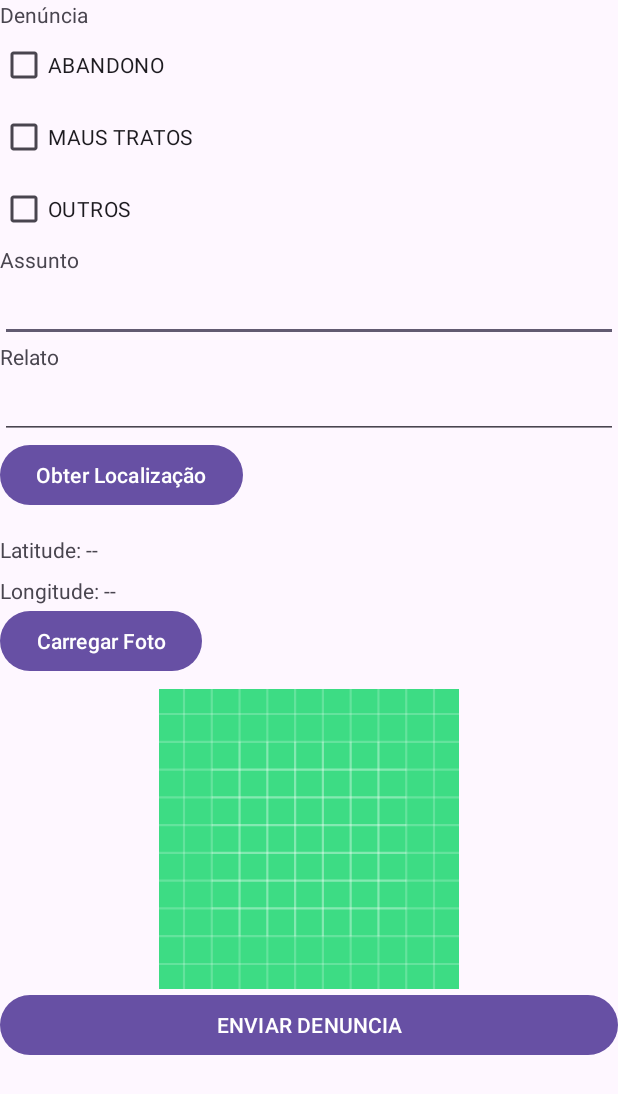
After one commit to thiagocds01/AppSalvaPets, an Android app: the DenunciaActivity screen opened directly, with no data from a screen before it, on a phone screen of 412 x 824 dp. The commit adds this screen. Shown: the top 1094 px of the screen. Run offline under Robolectric (Android 15) with nearby library versions, the phone set to English and light mode, and no system bars.

Commit message:
Denuncia/Main

```diff
--- a/app/build.gradle.kts
+++ b/app/build.gradle.kts
@@ -37,9 +37,11 @@ dependencies {
     implementation(libs.material)
     implementation(libs.activity)
     implementation(libs.constraintlayout)
+    implementation(libs.play.services.maps)
     testImplementation(libs.junit)
     androidTestImplementation(libs.ext.junit)
     androidTestImplementation(libs.espresso.core)
     implementation("com.squareup.retrofit2:retrofit:2.3.0")
     implementation("com.squareup.retrofit2:converter-gson:2.3.0")
+implementation("com.google.android.gms:play-services-location:21.3.0")
 }
--- /dev/null
+++ b/app/src/main/java/com/example/appsalvapets/DenunciaActivity.java
@@ -0,0 +1,253 @@
+package com.example.appsalvapets;
+
+import android.Manifest;
+import android.content.Context;
+import android.content.Intent;
+import android.content.pm.PackageManager;
+import android.graphics.Bitmap;
+import android.location.Location;
+import android.net.Uri;
+import android.os.Bundle;
+import android.provider.MediaStore;
+import android.util.Base64;
+import android.util.Log;
+import android.view.View;
+import android.widget.Button;
+import android.widget.CheckBox;
+import android.widget.ImageView;
+import android.widget.TextView;
+import android.widget.EditText;
+import android.widget.Toast;
+
+import androidx.activity.EdgeToEdge;
+import androidx.annotation.Nullable;
+import androidx.appcompat.app.AppCompatActivity;
+import androidx.core.app.ActivityCompat;
+import androidx.core.graphics.Insets;
+import androidx.core.view.ViewCompat;
+import androidx.core.view.WindowInsetsCompat;
+
+import com.google.android.gms.location.FusedLocationProviderClient;
+import com.google.android.gms.location.LocationCallback;
+import com.google.android.gms.location.LocationRequest;
+import com.google.android.gms.location.LocationResult;
+import com.google.android.gms.location.LocationServices;
+
+import java.io.ByteArrayOutputStream;
+import java.io.IOException;
+
+import retrofit2.Call;
+import retrofit2.Callback;
+import retrofit2.Response;
+import retrofit2.Retrofit;
+import retrofit2.converter.gson.GsonConverterFactory;
+
+public class DenunciaActivity extends AppCompatActivity implements View.OnClickListener {
+
+    public static void startDenunciaActivity(Context context) {
+        Intent intent = new Intent(context, DenunciaActivity.class);
+        context.startActivity(intent);
+    }
+
+
+    private static final int REQUEST_IMAGE_PICK = 1;
+    private EditText editTextTextAssuntoDenuncia, editTextRelatoDenuncia;
+    private TextView textViewLatitude, textViewLongitude;
+    private ImageView imageViewFoto;
+    private CheckBox checkBoxAbandono, checkBoxMausTratos, checkBoxOutros;
+    private Button btnEnviarDenuncia, btnObterLocalizacao, btnCarregarFoto;
+    private Retrofit retrofit;
+    private ServiceDenuncia service;
+    private Context context;
+    private String fotoBase64;
+    private FusedLocationProviderClient fusedLocationProviderClient;
+
+
+
+    @Override
+    protected void onCreate(Bundle savedInstanceState) {
+        super.onCreate(savedInstanceState);
+        EdgeToEdge.enable(this);
+        setContentView(R.layout.activity_denuncia);
+        ViewCompat.setOnApplyWindowInsetsListener(findViewById(R.id.main), (v, insets) -> {
+            Insets systemBars = insets.getInsets(WindowInsetsCompat.Type.systemBars());
+            v.setPadding(systemBars.left, systemBars.top, systemBars.right, systemBars.bottom);
+            return insets;
+        });
+
+
+        editTextTextAssuntoDenuncia = findViewById(R.id.editTextTextAssuntoDenuncia);
+        editTextRelatoDenuncia = findViewById(R.id.editTextRelatoDenuncia);
+        textViewLatitude = findViewById(R.id.TextViewLatitude);
+        textViewLongitude = findViewById(R.id.TextViewLongitude);
+        imageViewFoto = findViewById(R.id.imageViewFotoDenuncia);
+        checkBoxAbandono = findViewById(R.id.checkBoxAbandono);
+        checkBoxMausTratos = findViewById(R.id.checkBoxMausTratos);
+        checkBoxOutros = findViewById(R.id.checkBoxOutros);
+        btnEnviarDenuncia = findViewById(R.id.btnEnviarDenuncia);
+        btnObterLocalizacao = findViewById(R.id.btnObterLocalizacao);
+        btnCarregarFoto = findViewById(R.id.btnCarregarFoto);
+
+        btnEnviarDenuncia.setOnClickListener(this);
+        btnObterLocalizacao.setOnClickListener(this);
+        btnCarregarFoto.setOnClickListener(this);
+
+
+        retrofit = new Retrofit.Builder()
+                .baseUrl("http://172.16.221.124:80/")
+                .addConverterFactory(GsonConverterFactory.create())
+                .build();
+
+        service = retrofit.create(ServiceDenuncia.class);
+        context = this;
+
+
+        fusedLocationProviderClient = LocationServices.getFusedLocationProviderClient(this);
+    }
+
+    @Override
+    public void onClick(View v) {
+        if (v == btnEnviarDenuncia) {
+            enviarDenuncia();
+        } else if (v == btnObterLocalizacao) {
+            obterLocalizacao();
+        } else if (v == btnCarregarFoto) {
+            abrirGaleria();
+        }
+    }
+
+    private void abrirGaleria() {
+        Intent intent = new Intent(Intent.ACTION_PICK, MediaStore.Images.Media.EXTERNAL_CONTENT_URI);
+        startActivityForResult(intent, REQUEST_IMAGE_PICK);
+    }
+
+    @Override
+    protected void onActivityResult(int requestCode, int resultCode, @Nullable Intent data) {
+        super.onActivityResult(requestCode, resultCode, data);
+        if (requestCode == REQUEST_IMAGE_PICK && resultCode == RESULT_OK && data != null) {
+            Uri selectedImageUri = data.getData();
+            try {
+                Bitmap bitmap = MediaStore.Images.Media.getBitmap(this.getContentResolver(), selectedImageUri);
+                fotoBase64 = converterParaBase64(bitmap);
+
+                // Exibir a imagem no ImageView
+                imageViewFoto.setImageBitmap(bitmap);
+
+                Toast.makeText(this, "Foto carregada com sucesso!", Toast.LENGTH_SHORT).show();
+            } catch (IOException e) {
+                Toast.makeText(this, "Erro ao carregar a foto.", Toast.LENGTH_SHORT).show();
+            }
+        }
+    }
+
+    private String converterParaBase64(Bitmap bitmap) {
+        ByteArrayOutputStream byteArrayOutputStream = new ByteArrayOutputStream();
+        bitmap.compress(Bitmap.CompressFormat.JPEG, 100, byteArrayOutputStream);
+        byte[] byteArray = byteArrayOutputStream.toByteArray();
+        return Base64.encodeToString(byteArray, Base64.DEFAULT);
+    }
+
+    private void obterLocalizacao() {
+        // Verificar permissões
+        if (ActivityCompat.checkSelfPermission(this, Manifest.permission.ACCESS_FINE_LOCATION) != PackageManager.PERMISSION_GRANTED &&
+                ActivityCompat.checkSelfPermission(this, Manifest.permission.ACCESS_COARSE_LOCATION) != PackageManager.PERMISSION_GRANTED) {
+            ActivityCompat.requestPermissions(this, new String[]{Manifest.permission.ACCESS_FINE_LOCATION, Manifest.permission.ACCESS_COARSE_LOCATION}, 1000);
+            return;
+        }
+
+        LocationRequest locationRequest = LocationRequest.create();
+        locationRequest.setPriority(LocationRequest.PRIORITY_HIGH_ACCURACY);
+        locationRequest.setInterval(10000); // Intervalo em milissegundos
+        locationRequest.setFastestInterval(5000); // Intervalo mais rápido
+
+        LocationCallback locationCallback = new LocationCallback() {
+            @Override
+            public void onLocationResult(LocationResult locationResult) {
+                if (locationResult != null && locationResult.getLastLocation() != null) {
+                    Location location = locationResult.getLastLocation();
+                    textViewLatitude.setText("Latitude: " + location.getLatitude());
+                    textViewLongitude.setText("Longitude: " + location.getLongitude());
+
+                    // Parar as atualizações após obter a localização
+                    fusedLocationProviderClient.removeLocationUpdates(this);
+                    Toast.makeText(context, "Localização obtida com sucesso!", Toast.LENGTH_SHORT).show();
+                } else {
+                    Toast.makeText(context, "Erro ao obter a localização.", Toast.LENGTH_SHORT).show();
+                }
+            }
+        };
+
+        // Iniciar as atualizações de localização
+        fusedLocationProviderClient.requestLocationUpdates(locationRequest, locationCallback, getMainLooper());
+    }
+
+    private void enviarDenuncia() {
+        String assunto = editTextTextAssuntoDenuncia.getText().toString().trim();
+        String relato = editTextRelatoDenuncia.getText().toString().trim();
+        String latitudeStr = textViewLatitude.getText().toString().replace("Latitude: ", "").trim();
+        String longitudeStr = textViewLongitude.getText().toString().replace("Longitude: ", "").trim();
+        boolean abandono = checkBoxAbandono.isChecked();
+        boolean mausTratos = checkBoxMausTratos.isChecked();
+        boolean outros = checkBoxOutros.isChecked();
+
+        String tipo;
+        if (abandono) {
+            tipo = "Abandono";
+        } else if (mausTratos) {
+            tipo = "Maus-Tratos";
+        } else if (outros) {
+            tipo = "Outros";
+        } else {
+            Toast.makeText(context, "Selecione pelo menos um tipo de denúncia.", Toast.LENGTH_SHORT).show();
+            return;
+        }
+
+        Denuncia denuncia = new Denuncia();
+        denuncia.setTipo(tipo);
+        denuncia.setAssunto(assunto);
+        denuncia.setRelato(relato);
+        denuncia.setImagemDenuncia(fotoBase64);
+
+        try {
+            denuncia.setLatitude(Double.parseDouble(latitudeStr));
+        } catch (NumberFormatException e) {
+            denuncia.setLatitude(0.0);
+        }
+
+        try {
+            denuncia.setLongitude(Double.parseDouble(longitudeStr));
+        } catch (NumberFormatException e) {
+            denuncia.setLongitude(0.0);
+        }
+
+        Call<Denuncia> call = service.postDenuncia(denuncia);
+        call.enqueue(new Callback<Denuncia>() {
+            @Override
+            public void onResponse(Call<Denuncia> call, Response<Denuncia> response) {
+                if (response.isSuccessful() && response.body() != null) {
+                    Toast.makeText(context, "Denúncia enviada com sucesso!", Toast.LENGTH_SHORT).show();
+                    limparCampos();
+                } else {
+                    Toast.makeText(context, "Erro ao enviar denúncia.", Toast.LENGTH_SHORT).show();
+                }
+            }
+
+            @Override
+            public void onFailure(Call<Denuncia> call, Throwable t) {
+                Toast.makeText(context, "Erro de conexão: " + t.getMessage(), Toast.LENGTH_SHORT).show();
+            }
+        });
+    }
+
+    private void limparCampos() {
+        editTextTextAssuntoDenuncia.setText("");
+        editTextRelatoDenuncia.setText("");
+        textViewLatitude.setText("Latitude: --");
+        textViewLongitude.setText("Longitude: --");
+        checkBoxAbandono.setChecked(false);
+        checkBoxMausTratos.setChecked(false);
+        checkBoxOutros.setChecked(false);
+        imageViewFoto.setImageResource(android.R.color.transparent); // Remove a imagem exibida
+        fotoBase64 = null;
+    }
+}
--- /dev/null
+++ b/app/src/main/java/com/example/appsalvapets/ServiceDenuncia.java
@@ -0,0 +1,12 @@
+package com.example.appsalvapets;
+
+import com.example.appsalvapets.Denuncia;
+
+import retrofit2.Call;
+import retrofit2.http.Body;
+import retrofit2.http.POST;
+
+public interface ServiceDenuncia {
+    @POST("api/denuncias")
+    Call<Denuncia> postDenuncia(@Body Denuncia denuncia);
+}
--- /dev/null
+++ b/app/src/main/res/layout/activity_denuncia.xml
@@ -0,0 +1,107 @@
+<?xml version="1.0" encoding="utf-8"?>
+<androidx.constraintlayout.widget.ConstraintLayout
+    xmlns:android="http://schemas.android.com/apk/res/android"
+    xmlns:app="http://schemas.android.com/apk/res-auto"
+    xmlns:tools="http://schemas.android.com/tools"
+    android:id="@+id/main"
+    android:layout_width="match_parent"
+    android:layout_height="match_parent"
+    tools:context=".DenunciaActivity">
+
+    <LinearLayout
+        android:layout_width="match_parent"
+        android:layout_height="match_parent"
+        android:orientation="vertical">
+
+        <TextView
+            android:id="@+id/textView9"
+            android:layout_width="match_parent"
+            android:layout_height="wrap_content"
+            android:text="Denúncia" />
+
+        <CheckBox
+            android:id="@+id/checkBoxAbandono"
+            android:layout_width="match_parent"
+            android:layout_height="wrap_content"
+            android:text="ABANDONO" />
+
+        <CheckBox
+            android:id="@+id/checkBoxMausTratos"
+            android:layout_width="match_parent"
+            android:layout_height="wrap_content"
+            android:text="MAUS TRATOS" />
+
+        <CheckBox
+            android:id="@+id/checkBoxOutros"
+            android:layout_width="match_parent"
+            android:layout_height="wrap_content"
+            android:text="OUTROS" />
+
+        <TextView
+            android:id="@+id/textView10"
+            android:layout_width="match_parent"
+            android:layout_height="wrap_content"
+            android:text="Assunto" />
+
+        <EditText
+            android:id="@+id/editTextTextAssuntoDenuncia"
+            android:layout_width="match_parent"
+            android:layout_height="wrap_content"
+            android:ems="10"
+            android:inputType="text" />
+
+        <TextView
+            android:id="@+id/textView11"
+            android:layout_width="match_parent"
+            android:layout_height="wrap_content"
+            android:text="Relato" />
+
+        <EditText
+            android:id="@+id/editTextRelatoDenuncia"
+            android:layout_width="match_parent"
+            android:layout_height="wrap_content"
+            android:ems="10"
+            android:inputType="text" />
+
+        <Button
+            android:id="@+id/btnObterLocalizacao"
+            android:layout_width="wrap_content"
+            android:layout_height="wrap_content"
+            android:text="Obter Localização" />
+
+        <TextView
+            android:id="@+id/TextViewLatitude"
+            android:layout_width="wrap_content"
+            android:layout_height="wrap_content"
+            android:text="Latitude: --"
+            android:layout_marginTop="16dp" />
+
+        <TextView
+            android:id="@+id/TextViewLongitude"
+            android:layout_width="wrap_content"
+            android:layout_height="wrap_content"
+            android:text="Longitude: --"
+            android:layout_marginTop="8dp" />
+
+        <Button
+            android:id="@+id/btnCarregarFoto"
+            android:layout_width="wrap_content"
+            android:layout_height="wrap_content"
+            android:text="Carregar Foto" />
+
+        <ImageView
+            android:id="@+id/imageViewFotoDenuncia"
+            android:layout_width="200dp"
+            android:layout_height="200dp"
+            android:layout_gravity="center"
+            android:layout_marginTop="8dp"
+            android:scaleType="centerCrop"
+            android:src="@drawable/ic_launcher_background" />
+
+        <Button
+            android:id="@+id/btnEnviarDenuncia"
+            android:layout_width="match_parent"
+            android:layout_height="wrap_content"
+            android:text="ENVIAR DENUNCIA" />
+    </LinearLayout>
+</androidx.constraintlayout.widget.ConstraintLayout>
--- a/app/src/main/res/values/strings.xml
+++ b/app/src/main/res/values/strings.xml
@@ -1,3 +1,4 @@
 <resources>
     <string name="app_name">AppSalvaPets</string>
+    <string name="imagem_pet" />
 </resources>
```
Also changed, not shown: app/src/main/AndroidManifest.xml (+10 -2 lines), app/src/main/java/com/example/appsalvapets/Denuncia.java (added, +113 -0 lines), app/src/main/java/com/example/appsalvapets/MainActivity.java (+62 -8 lines), app/src/main/java/com/example/appsalvapets/PetItem.java (added, +73 -0 lines), app/src/main/java/com/example/appsalvapets/PetService.java (added, +10 -0 lines), app/src/main/res/layout/activity_main.xml (+42 -7 lines), app/src/main/res/layout/pet_item.xml (added, +42 -0 lines).
